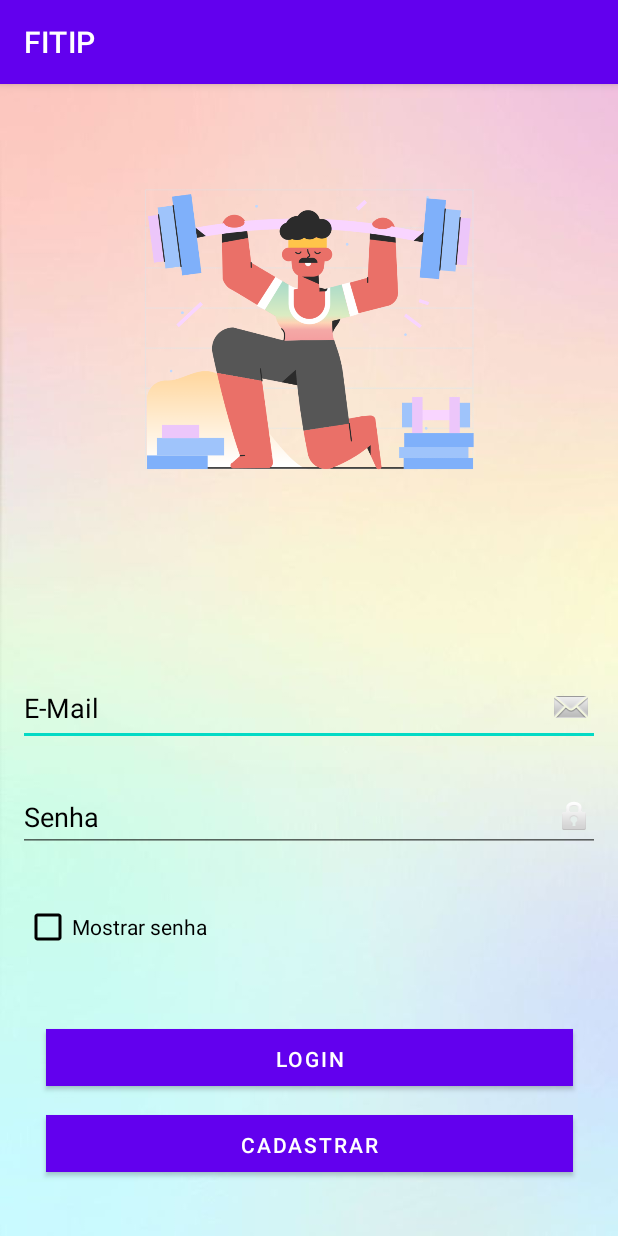
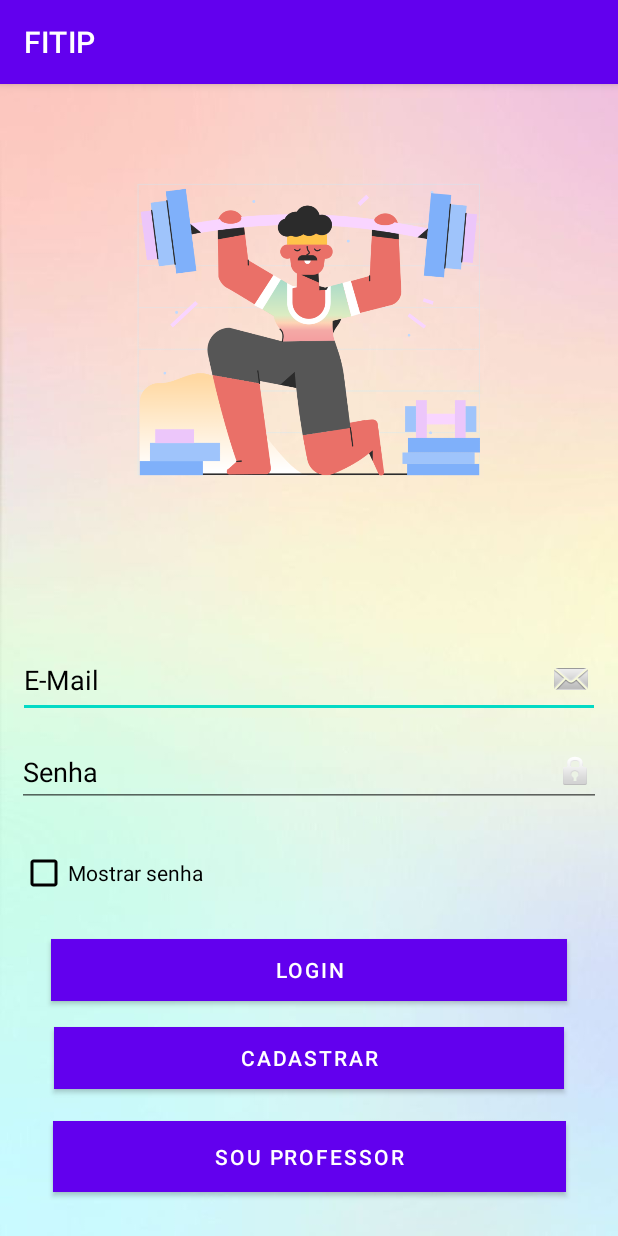
Before and after one commit to biancasofia/FITIP, an Android app: the screen it shows after launch (Login), on a phone screen of 412 x 824 dp. Run offline under Robolectric (Android 15) with nearby library versions, the phone set to English and light mode, and no system bars; our stand-ins replace Firebase (no records; nobody signed in at launch, a user with empty details on screens opened directly).

Commit message:
Autenticação e cadastro professor
Co-Authored-By: Guilherme Brito de Souza <70172633+GuilhermeB12@users.noreply.github.com>

```diff
--- a/FITIP10/app/src/main/java/com/example/fitip10/Login.java
+++ b/FITIP10/app/src/main/java/com/example/fitip10/Login.java
@@ -31,6 +31,7 @@ public class Login extends AppCompatActivity {
     private ProgressBar loginProgressBar;
     private Button btn_registrar;
     private Button btn_login;
+    private Button btn_registrar_professor;
     private FirebaseAuth mAuth;
 
     @Override
@@ -45,6 +46,7 @@ public class Login extends AppCompatActivity {
         loginProgressBar = findViewById(R.id.loginProgressBar);
         btn_login = findViewById(R.id.btn_login);
         btn_registrar = findViewById(R.id.btn_registrar);
+        btn_registrar_professor = findViewById(R.id.btn_registrar_professor);
 
         btn_login.setOnClickListener(new View.OnClickListener() {
             @Override
@@ -80,6 +82,14 @@ public class Login extends AppCompatActivity {
             }
         });
 
+        btn_registrar_professor.setOnClickListener(new View.OnClickListener() {
+            @Override
+            public void onClick(View v) {
+                Intent intent = new Intent(Login.this, CadastroProfessor.class);
+                startActivity(intent);
+                finish();
+            }
+        });
 
         ckb_mostrar_senha.setOnCheckedChangeListener(new CompoundButton.OnCheckedChangeListener() {
             @Override
--- a/FITIP10/app/src/main/res/layout/activity_login.xml
+++ b/FITIP10/app/src/main/res/layout/activity_login.xml
@@ -15,7 +15,7 @@
         android:layout_height="wrap_content"
         android:layout_marginStart="12dp"
         android:layout_marginEnd="12dp"
-        android:layout_marginBottom="12dp"
+        android:layout_marginBottom="13dp"
         android:drawableRight="@android:drawable/sym_action_email"
         android:hint="E-Mail"
         android:inputType="textEmailAddress"
@@ -23,7 +23,7 @@
         android:textColorHint="@color/black"
         app:layout_constraintBottom_toTopOf="@+id/edt_senha_login"
         app:layout_constraintEnd_toEndOf="parent"
-        app:layout_constraintHorizontal_bias="0.0"
+        app:layout_constraintHorizontal_bias="1.0"
         app:layout_constraintStart_toStartOf="parent"
         app:layout_constraintTop_toBottomOf="@+id/loginProgressBar" />
 
@@ -31,9 +31,9 @@
         android:id="@+id/edt_senha_login"
         android:layout_width="0dp"
         android:layout_height="wrap_content"
-        android:layout_marginStart="12dp"
-        android:layout_marginEnd="12dp"
-        android:layout_marginBottom="13dp"
+        android:layout_marginStart="11dp"
+        android:layout_marginEnd="11dp"
+        android:layout_marginBottom="20dp"
         android:drawableRight="@android:drawable/ic_lock_idle_lock"
         android:hint="Senha"
         android:inputType="textPassword"
@@ -48,8 +48,8 @@
         android:id="@+id/ckb_mostrar_senha"
         android:layout_width="200dp"
         android:layout_height="wrap_content"
-        android:layout_marginStart="16dp"
-        android:layout_marginBottom="31dp"
+        android:layout_marginStart="13dp"
+        android:layout_marginBottom="20dp"
         android:buttonTint="@color/black"
         android:text="Mostrar senha"
         android:textColor="@color/black"
@@ -59,11 +59,11 @@
 
     <Button
         android:id="@+id/btn_login"
-        android:layout_width="351dp"
-        android:layout_height="38dp"
-        android:layout_marginStart="12dp"
-        android:layout_marginEnd="12dp"
-        android:layout_marginBottom="7dp"
+        android:layout_width="344dp"
+        android:layout_height="41dp"
+        android:layout_marginStart="30dp"
+        android:layout_marginEnd="30dp"
+        android:layout_marginBottom="17dp"
         android:background="@color/purple_700"
         android:backgroundTint="@color/purple_500"
         android:text="Login"
@@ -74,25 +74,42 @@
 
     <Button
         android:id="@+id/btn_registrar"
-        android:layout_width="351dp"
-        android:layout_height="38dp"
-        android:layout_marginStart="12dp"
-        android:layout_marginEnd="12dp"
-        android:layout_marginBottom="30dp"
+        android:layout_width="340dp"
+        android:layout_height="41dp"
+        android:layout_marginStart="30dp"
+        android:layout_marginEnd="30dp"
+        android:layout_marginBottom="21dp"
         android:background="@color/purple_700"
         android:backgroundTint="@color/purple_500"
         android:text="Cadastrar"
-        app:layout_constraintBottom_toBottomOf="parent"
+        app:layout_constraintBottom_toTopOf="@+id/btn_registrar_professor"
         app:layout_constraintEnd_toEndOf="parent"
         app:layout_constraintStart_toStartOf="parent"
         app:layout_constraintTop_toBottomOf="@+id/btn_login" />
 
+    <Button
+        android:id="@+id/btn_registrar_professor"
+        android:layout_width="342dp"
+        android:layout_height="47dp"
+        android:layout_marginStart="30dp"
+        android:layout_marginEnd="30dp"
+        android:layout_marginBottom="29dp"
+        android:background="@color/purple_700"
+        android:backgroundTint="@color/purple_500"
+        android:text="Sou Professor"
+        app:layout_constraintBottom_toBottomOf="parent"
+        app:layout_constraintEnd_toEndOf="parent"
+        app:layout_constraintStart_toStartOf="parent"
+        app:layout_constraintTop_toBottomOf="@+id/btn_registrar" />
+
     <ProgressBar
         android:id="@+id/loginProgressBar"
         style="@style/Widget.AppCompat.ProgressBar.Horizontal"
-        android:layout_width="370dp"
-        android:layout_height="33dp"
-        android:layout_marginBottom="12dp"
+        android:layout_width="387dp"
+        android:layout_height="42dp"
+        android:layout_marginStart="16dp"
+        android:layout_marginEnd="16dp"
+        android:layout_marginBottom="23dp"
         android:indeterminate="true"
         android:indeterminateTint="@color/black"
         android:visibility="invisible"
@@ -103,12 +120,11 @@
 
     <ImageView
         android:id="@+id/imageView"
-        android:layout_width="386dp"
-        android:layout_height="254dp"
-        android:layout_marginStart="3dp"
-        android:layout_marginTop="34dp"
-        android:layout_marginEnd="3dp"
-        android:layout_marginBottom="20dp"
+        android:layout_width="0dp"
+        android:layout_height="0dp"
+        android:layout_marginStart="12dp"
+        android:layout_marginTop="42dp"
+        android:layout_marginEnd="12dp"
         app:layout_constraintBottom_toTopOf="@+id/loginProgressBar"
         app:layout_constraintEnd_toEndOf="parent"
         app:layout_constraintStart_toStartOf="parent"
```
Also changed, not shown: FITIP10/app/src/main/AndroidManifest.xml (+10 -1 lines), FITIP10/app/src/main/java/com/example/fitip10/Cadastro.java (+11 -0 lines), FITIP10/app/src/main/java/com/example/fitip10/CadastroProfessor.java (added, +147 -0 lines), FITIP10/app/src/main/java/com/example/fitip10/InformacoesPessoaisProfessor.java (added, +103 -0 lines), FITIP10/app/src/main/java/com/example/fitip10/Professor.java (added, +14 -0 lines), FITIP10/app/src/main/res/layout/activity_cadastro_professor.xml (added, +120 -0 lines), FITIP10/app/src/main/res/layout/activity_informacoes_pessoais_professor.xml (added, +71 -0 lines), FITIP10/app/src/main/res/layout/activity_professor.xml (added, +10 -0 lines).
